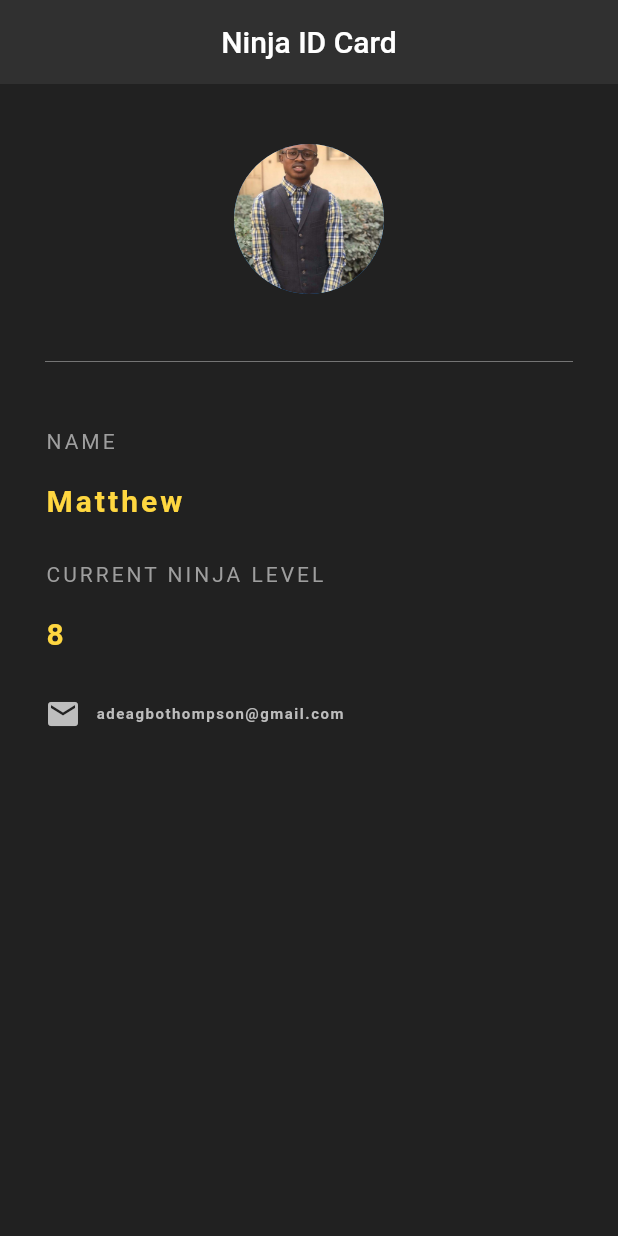
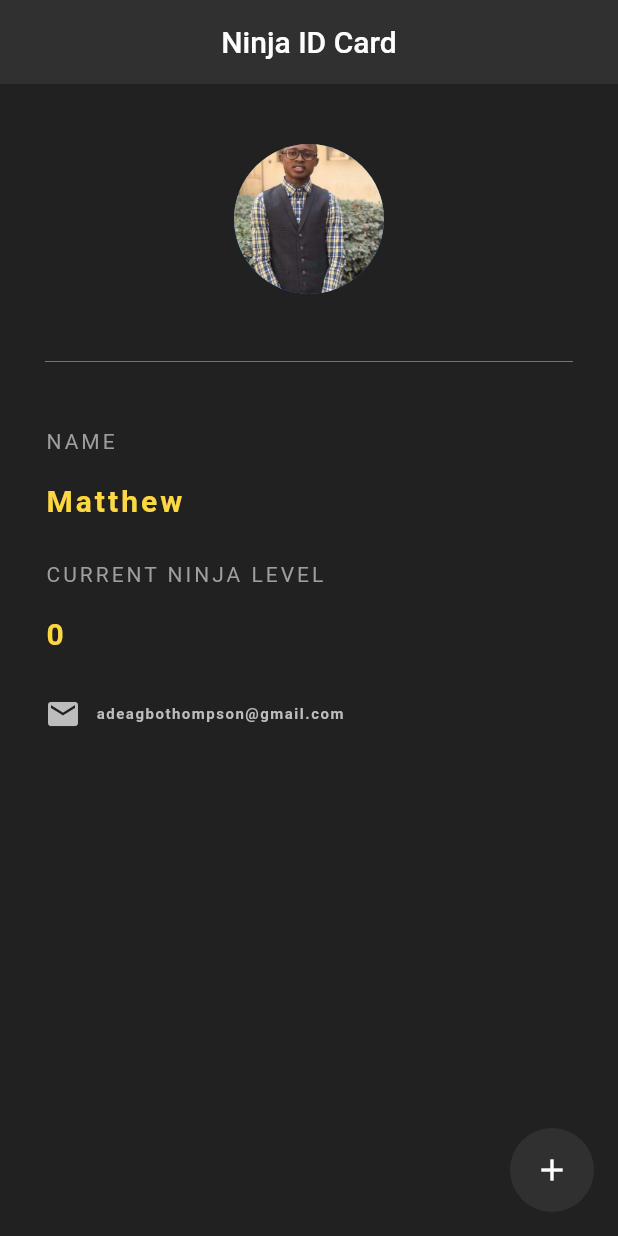
Before and after one commit to GRACIOUSP/Location-time, a Flutter app: the screen it shows after launch, on a phone screen of 412 x 824 dp. Run offline on Flutter 3.47's test engine with Material 2 defaults, Android fonts, the phone set to English and light mode, and no system bars.

Commit message:
second video

```diff
--- a/lib/main.dart
+++ b/lib/main.dart
@@ -4,7 +4,14 @@ void main() => runApp(MaterialApp(
       home: NinjaCard(),
     ));
 
-class NinjaCard extends StatelessWidget {
+class NinjaCard extends StatefulWidget {
+  @override
+  _NinjaCardState createState() => _NinjaCardState();
+}
+
+class _NinjaCardState extends State<NinjaCard> {
+  int ninjaLevel = 0;
+
   @override
   Widget build(BuildContext context) {
     return Scaffold(
@@ -12,6 +19,16 @@ class NinjaCard extends StatelessWidget {
       appBar: AppBar(
         title: Text('Ninja ID Card'),
         centerTitle: true,
+        backgroundColor: Colors.grey[850],
+        elevation: 0.0,
+      ),
+      floatingActionButton: FloatingActionButton(
+        onPressed: () {
+          setState(() {
+            ninjaLevel++;
+          });
+        },
+        child: Icon(Icons.add),
         backgroundColor: Colors.grey[850],
         elevation: 0.0,
       ),
@@ -32,56 +49,44 @@ class NinjaCard extends StatelessWidget {
             ),
             Text(
               'NAME',
-                style: TextStyle(
-                  color: Colors.grey,
-                  letterSpacing: 2.0
+              style: TextStyle(color: Colors.grey, letterSpacing: 2.0),
             ),
-              ),
-              SizedBox( height: 20.0), // give space
+            SizedBox(height: 20.0), // give space
             Text(
               'Matthew',
               style: TextStyle(
                   color: Colors.amberAccent[200],
                   letterSpacing: 2.0,
                   fontSize: 20.0,
-                  fontWeight: FontWeight.bold
+                  fontWeight: FontWeight.bold),
             ),
-              ),
-              SizedBox( height: 30.0), // give space
+            SizedBox(height: 30.0), // give space
 
             Text(
               'CURRENT NINJA LEVEL',
-                style: TextStyle(
-                  color: Colors.grey,
-                  letterSpacing: 2.0
+              style: TextStyle(color: Colors.grey, letterSpacing: 2.0),
             ),
-              ),
-              SizedBox( height: 20.0), // give space
+            SizedBox(height: 20.0), // give space
             Text(
-                '8',
+              '$ninjaLevel',
               style: TextStyle(
                   color: Colors.amberAccent[200],
                   letterSpacing: 2.0,
                   fontSize: 20.0,
-                  fontWeight: FontWeight.bold
+                  fontWeight: FontWeight.bold),
             ),
-              ),
-              SizedBox( height: 30.0), // give vertical space
+            SizedBox(height: 30.0), // give vertical space
             Row(
               children: [
-                  Icon(
-                    Icons.email,
-                    color: Colors.grey[400]
-                  ),
-                  SizedBox( width: 10.0), // give horizontal space
+                Icon(Icons.email, color: Colors.grey[400]),
+                SizedBox(width: 10.0), // give horizontal space
                 Text(
                   'adeagbothompson@gmail.com',
                   style: TextStyle(
                       color: Colors.grey[400],
                       letterSpacing: 1.0,
                       fontSize: 10.0,
-                      fontWeight: FontWeight.bold
-                    ),
+                      fontWeight: FontWeight.bold),
                 ),
               ],
             ),
```
Lines whose indentation alone changed are shown as unchanged.
